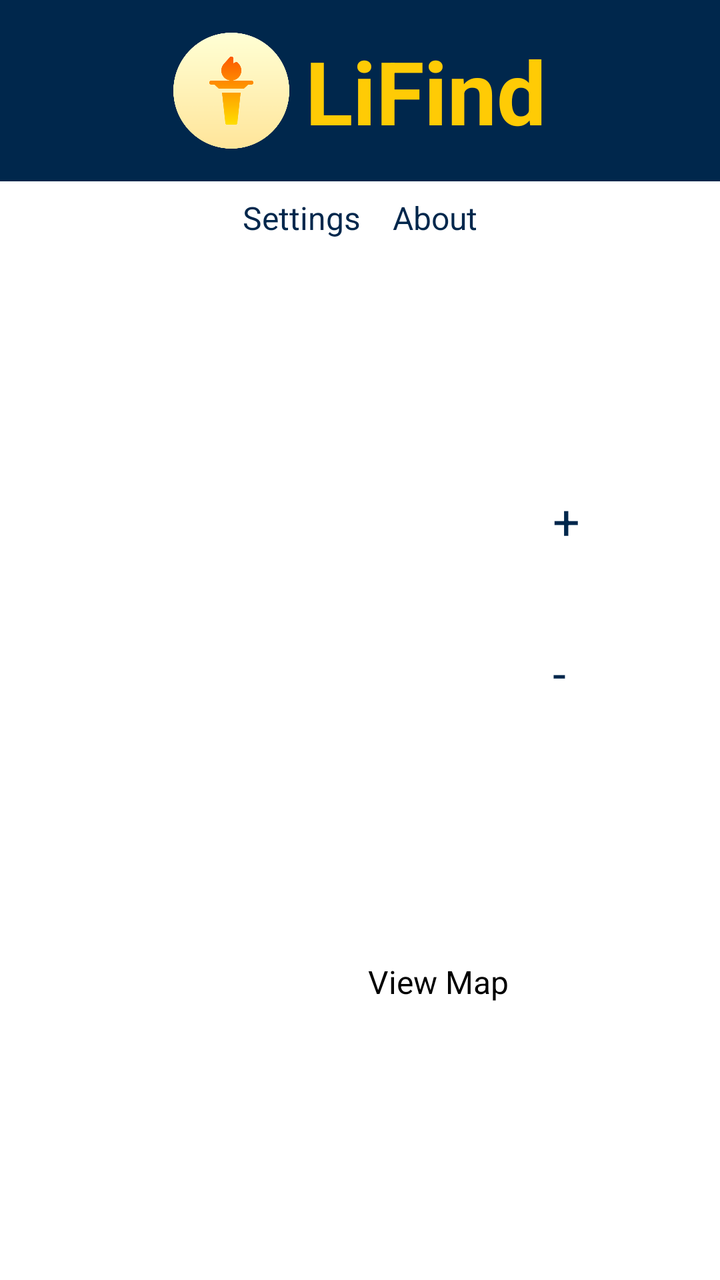
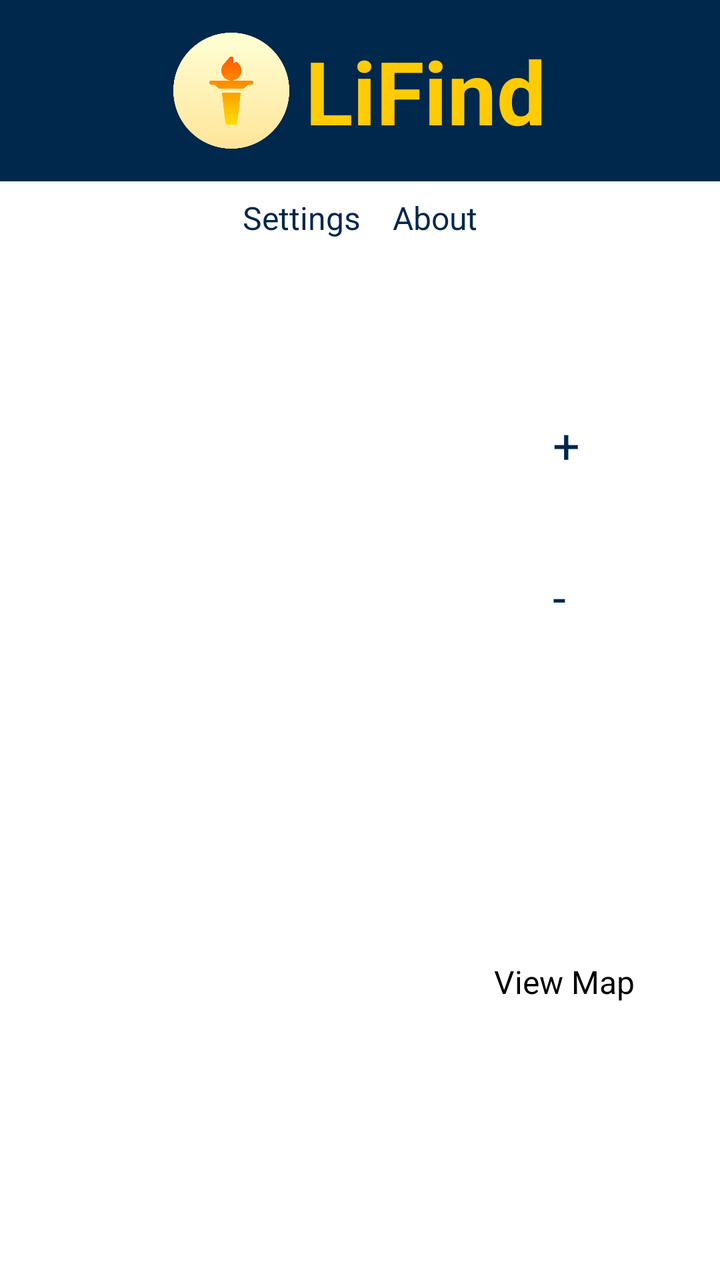

An Android layout rendered at two revisions. The XML below is the earlier revision; the diff shows what the commit changed to produce the second picture.
<!-- AndroidManifest.xml: activity theme Theme.App.Starting -->
<!-- res/layout/activity_main.xml -->
<?xml version="1.0" encoding="utf-8"?>
<FrameLayout xmlns:android="http://schemas.android.com/apk/res/android"
    xmlns:app="http://schemas.android.com/apk/res-auto"
    xmlns:tools="http://schemas.android.com/tools"
    android:id="@+id/preview_frame"
    android:layout_width="match_parent"
    android:layout_height="match_parent"
    tools:context=".MainActivity">

    
    <TextureView
        android:id="@+id/viewFinder"
        android:layout_width="match_parent"
        android:layout_height="match_parent" />

    
    <ImageView
        android:id="@+id/processedFrameView"
        android:layout_width="match_parent"
        android:layout_height="match_parent"
        android:visibility="gone"
        android:scaleType="centerCrop"
        android:alpha="0.8" />

    
    <LinearLayout
        android:id="@+id/title_container"
        android:layout_width="match_parent"
        android:layout_height="wrap_content"
        android:orientation="horizontal"
        android:gravity="center"
        android:background="@color/darkBlue"
        android:paddingTop="16dp"
        android:paddingBottom="16dp"
        android:elevation="4dp">

        <ImageButton
            android:id="@+id/iconImageButton"
            android:layout_width="58dp"
            android:layout_height="58dp"
            android:background="@android:color/transparent"
            android:src="@drawable/lifind"
            android:scaleType="fitCenter"
            android:adjustViewBounds="true"
            android:contentDescription="@string/switch_camera" />

        <TextView
            android:id="@+id/titleText"
            android:layout_width="wrap_content"
            android:layout_height="wrap_content"
            android:text="LiFind"
            android:textSize="44sp"
            android:textColor="@color/yellow"
            android:textStyle="bold"
            android:gravity="center"
            android:paddingStart="8dp" />
    </LinearLayout>

    
    <LinearLayout
        android:id="@+id/top_controls_container"
        android:layout_width="match_parent"
        android:layout_height="wrap_content"
        android:orientation="horizontal"
        android:gravity="center"
        android:layout_gravity="top|center_horizontal"
        android:layout_marginTop="90dp">

        <LinearLayout
            android:id="@+id/settings_about_container"
            android:layout_width="wrap_content"
            android:layout_height="wrap_content"
            android:orientation="horizontal"
            android:gravity="center">

            <Button
                android:id="@+id/settingsButton"
                android:layout_width="wrap_content"
                android:layout_height="wrap_content"
                android:text="Settings"
                android:textSize="16sp"
                android:layout_margin="8dp"
                android:backgroundTint="@color/yellow"
                android:textColor="@color/darkBlue"
                android:elevation="2dp" />

            <Button
                android:id="@+id/aboutButton"
                android:layout_width="wrap_content"
                android:layout_height="wrap_content"
                android:text="About"
                android:textSize="16sp"
                android:layout_margin="8dp"
                android:layout_marginEnd="16dp"
                android:backgroundTint="@color/yellow"
                android:textColor="@color/darkBlue"
                android:elevation="2dp" />
        </LinearLayout>
    </LinearLayout>

    
    <LinearLayout
        android:id="@+id/zoom_button_container"
        android:layout_width="75dp"
        android:layout_height="wrap_content"
        android:layout_gravity="end|center_vertical"
        android:layout_marginEnd="16dp"
        android:gravity="center"
        android:orientation="vertical">

        <Button
            android:id="@+id/zoomInButton"
            android:layout_width="60dp"
            android:layout_height="60dp"
            android:layout_marginBottom="16dp"
            android:backgroundTint="@color/yellow"
            android:elevation="2dp"
            android:text="+"
            android:textColor="@color/darkBlue"
            android:textSize="24sp" />

        <Button
            android:id="@+id/zoomOutButton"
            android:layout_width="60dp"
            android:layout_height="60dp"
            android:layout_marginBottom="16dp"
            android:backgroundTint="@color/yellow"
            android:elevation="2dp"
            android:text="-"
            android:textColor="@color/darkBlue"
            android:textSize="24sp" />
    </LinearLayout>

    
    <LinearLayout
        android:id="@+id/button_container"
        android:layout_width="wrap_content"
        android:layout_height="wrap_content"
        android:orientation="horizontal"
        android:gravity="center"
        android:layout_gravity="center_horizontal|bottom"
        android:layout_marginBottom="50dp">

        <Button
            android:id="@+id/startProcessingButton"
            android:layout_width="110dp"
            android:layout_height="110dp"
            android:backgroundTint="@color/blue"
            android:elevation="2dp"
            android:text="Start Tracking"
            android:textColor="@android:color/white"
            android:layout_marginEnd="16dp" />

        <Button
            android:id="@+id/viewMapButton"
            android:layout_width="110dp"
            android:layout_height="110dp"
            android:layout_marginEnd="8dp"
            android:backgroundTint="@color/yellow"
            android:elevation="2dp"
            android:text="View Map"
            android:textColor="@android:color/black"
            android:textSize="16sp" />

    </LinearLayout>

</FrameLayout>
<!-- resources referenced by this layout -->
<resources>
  <color name="blue">#0080FF</color>
  <color name="darkBlue">#00274C</color>
  <color name="yellow">#FFCB05</color>
  <!-- drawable lifind: png bitmap (drawable, 17178 bytes) -->
  <string name="switch_camera">Switch Camera</string>
  <style name="Theme.App.Starting" parent="Theme.SplashScreen">
          <item name="windowSplashScreenBackground">@color/darkBlue</item>
          <item name="windowSplashScreenAnimatedIcon">@drawable/lifind</item>
          <item name="windowSplashScreenAnimationDuration">200</item>
          <item name="postSplashScreenTheme">@style/Theme.Xamera</item>
      </style>
  <style name="Theme.Xamera" parent="Base.Theme.Xamera" />
  <style name="Base.Theme.Xamera" parent="Theme.Material3.DayNight.NoActionBar">
          
          <item name="colorPrimary">@color/darkBlue</item>
      </style>
</resources>

<!-- the commit's change to res/layout/activity_main.xml (unified diff, before → after) -->
@@ -129,6 +129,17 @@
             android:text="-"
             android:textColor="@color/darkBlue"
             android:textSize="24sp" />
+
+        <Button
+            android:id="@+id/clearButton"
+            android:layout_width="60dp"
+            android:layout_height="60dp"
+            android:layout_marginBottom="16dp"
+            android:backgroundTint="@color/red"
+            android:elevation="2dp"
+            android:text="C"
+            android:textColor="@color/white"
+            android:textSize="24sp" />
     </LinearLayout>
 
     
@@ -140,6 +151,16 @@
         android:gravity="center"
         android:layout_gravity="center_horizontal|bottom"
         android:layout_marginBottom="50dp">
+
+        <Button
+            android:id="@+id/TakeSnapshotButton"
+            android:layout_width="110dp"
+            android:layout_height="110dp"
+            android:backgroundTint="@color/green"
+            android:elevation="2dp"
+            android:text="Take Snapshot"
+            android:textColor="@android:color/white"
+            android:layout_marginEnd="16dp" />
 
         <Button
             android:id="@+id/startProcessingButton"
<!-- resource entries referenced after the edit -->
@@ -2,6 +2,9 @@
 <resources>
   <color name="blue">#0080FF</color>
   <color name="darkBlue">#00274C</color>
+  <color name="green">#006600</color>
+  <color name="red">#FFFF0000</color>
+  <color name="white">#FFFFFFFF</color>
   <color name="yellow">#FFCB05</color>
   <!-- drawable lifind: png bitmap (drawable, 17178 bytes) -->
   <string name="switch_camera">Switch Camera</string>
